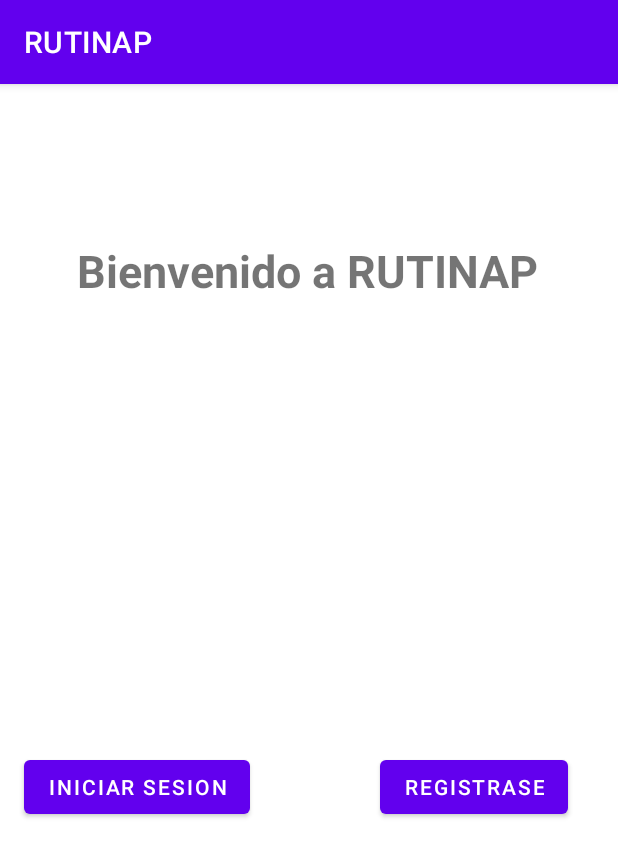
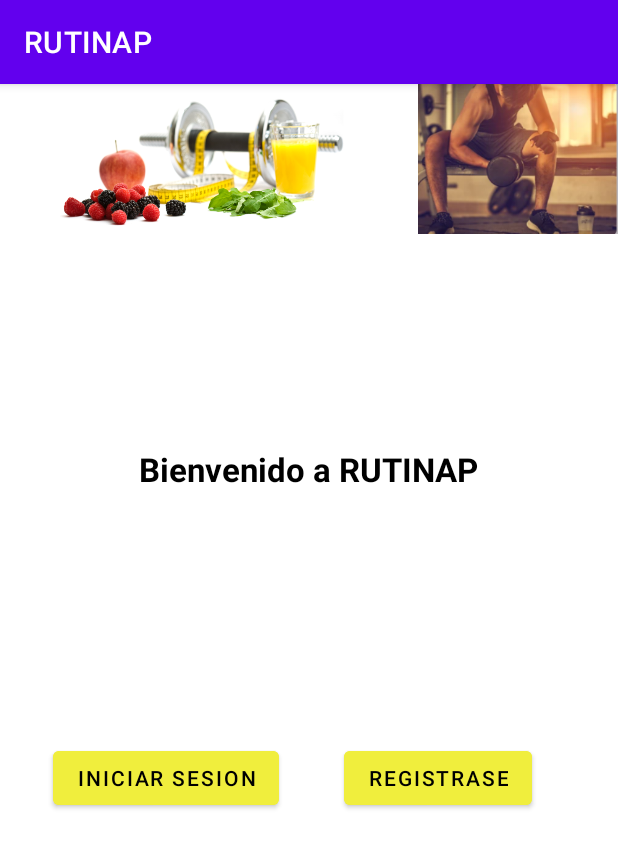
Before and after one commit to belocol/RUTINAP, an Android app: the screen it shows after launch (Inicio), on a phone screen of 412 x 824 dp. Shown: the top 857 px of the screen. Run offline under Robolectric (Android 15) with nearby library versions, the phone set to English and light mode, and no system bars.

Commit message:
Mismo commit anterior pero con foticos y colorcitos (se ve feo igual)

```diff
--- a/app/src/main/res/layout/activity_inicio.xml
+++ b/app/src/main/res/layout/activity_inicio.xml
@@ -4,6 +4,8 @@
     xmlns:tools="http://schemas.android.com/tools"
     android:layout_width="match_parent"
     android:layout_height="match_parent"
+    android:backgroundTint="#C5ABF5"
+    android:textAlignment="center"
     tools:context=".Inicio">
 
     <TextView
@@ -11,39 +13,68 @@
         android:layout_width="wrap_content"
         android:layout_height="wrap_content"
         android:text="Bienvenido a RUTINAP"
-        android:textSize="30dp"
+        android:textColor="@color/black"
+        android:textSize="22dp"
         android:textStyle="bold"
 
         app:layout_constraintBottom_toBottomOf="parent"
         app:layout_constraintEnd_toEndOf="parent"
-        app:layout_constraintHorizontal_bias="0.495"
         app:layout_constraintStart_toStartOf="parent"
         app:layout_constraintTop_toTopOf="parent"
-        app:layout_constraintVertical_bias="0.143" />
+        app:layout_constraintVertical_bias="0.328" />
 
     <Button
         android:id="@+id/registrar"
         android:layout_width="wrap_content"
         android:layout_height="wrap_content"
+        android:backgroundTint="#f0ee3d"
+        android:shadowColor="@color/black"
         android:text="Registrase"
+        android:textColor="@color/black"
         app:layout_constraintBottom_toBottomOf="parent"
         app:layout_constraintEnd_toEndOf="parent"
-        app:layout_constraintHorizontal_bias="0.883"
+        app:layout_constraintHorizontal_bias="0.799"
         app:layout_constraintStart_toStartOf="parent"
         app:layout_constraintTop_toTopOf="parent"
-        app:layout_constraintVertical_bias="0.618" />
+        app:layout_constraintVertical_bias="0.609" />
 
     <Button
         android:id="@+id/login"
         android:layout_width="wrap_content"
         android:layout_height="wrap_content"
+        android:backgroundTint="#f0ee3d"
         android:text="Iniciar sesion"
+        android:textColor="@color/black"
         app:layout_constraintBottom_toBottomOf="parent"
         app:layout_constraintEnd_toEndOf="parent"
-        app:layout_constraintHorizontal_bias="0.061"
+        app:layout_constraintHorizontal_bias="0.134"
         app:layout_constraintStart_toStartOf="parent"
         app:layout_constraintTop_toTopOf="parent"
-        app:layout_constraintVertical_bias="0.618" />
+        app:layout_constraintVertical_bias="0.609" />
 
+    <LinearLayout
+        android:layout_width="422dp"
+        android:layout_height="147dp"
+        android:orientation="horizontal"
+        android:src="@drawable/img"
+        app:layout_constraintBottom_toBottomOf="parent"
+        app:layout_constraintEnd_toEndOf="parent"
+        app:layout_constraintTop_toTopOf="parent"
+        app:layout_constraintVertical_bias="0.0">
+
+        <ImageView
+            android:id="@+id/imageView6"
+            android:layout_width="186dp"
+            android:layout_height="100dp"
+            android:layout_weight="1"
+            app:srcCompat="@drawable/img2" />
+
+        <ImageView
+            android:id="@+id/imageView4"
+            android:layout_width="32dp"
+            android:layout_height="100dp"
+            android:layout_weight="1"
+            app:srcCompat="@drawable/img" />
+    </LinearLayout>
 
 </androidx.constraintlayout.widget.ConstraintLayout>
```
Also changed, not shown: app/src/main/res/layout/activity_login.xml (+15 -14 lines), app/src/main/res/layout/activity_main.xml (+6 -4 lines), app/src/main/res/layout/activity_splash_screen.xml (+23 -5 lines), app/src/main/res/drawable-v24/bicepmovil.png (added), app/src/main/res/drawable-v24/img.png (added), app/src/main/res/drawable-v24/img1.png (added), app/src/main/res/drawable-v24/img2.png (added).
